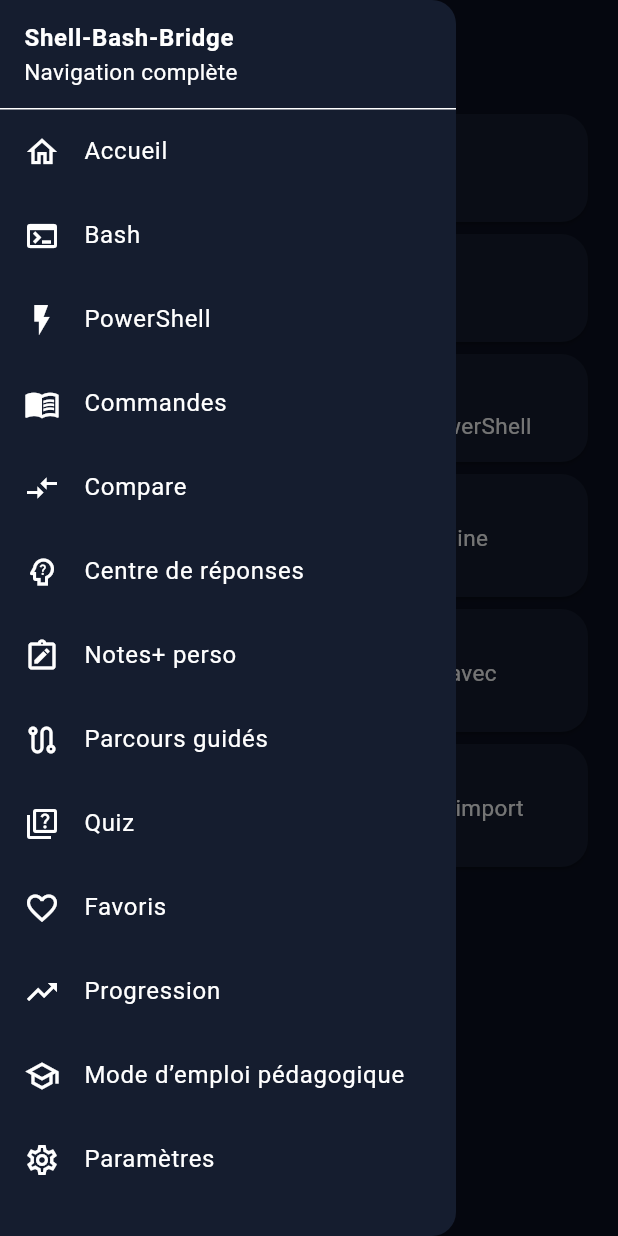
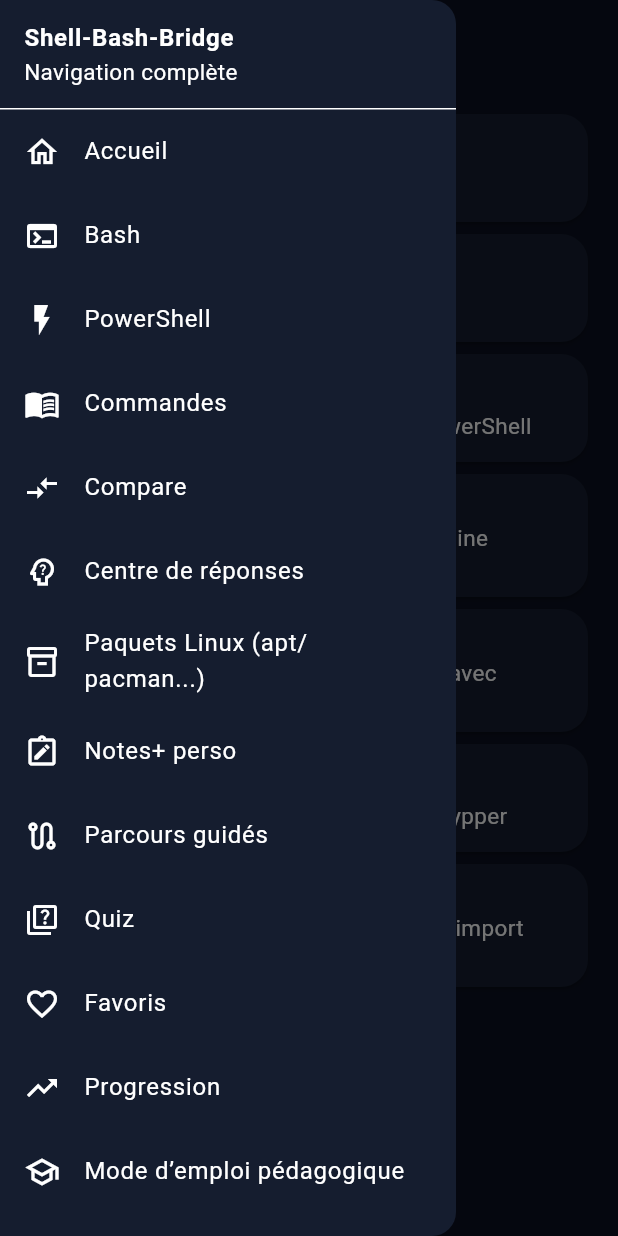
Before and after one commit to stephaneG-frep/shell_bash_bridge, a Flutter app: the SettingsScreen screen opened by its route, with the side drawer open, on a phone screen of 412 x 824 dp. Run offline on Flutter 3.47's test engine with Material 3 defaults, Android fonts, the phone set to English and light mode, and no system bars; our stand-ins replace flutter_riverpod, go_router, shared_preferences; accounts and stored records are empty; Roboto replaces fonts that are missing (SF Pro Display).

Commit message:
par distrib linux

```diff
--- a/lib/app/router.dart
+++ b/lib/app/router.dart
@@ -8,6 +8,7 @@ import '../features/compare/presentation/compare_screen.dart';
 import '../features/favorites/presentation/favorites_screen.dart';
 import '../features/home/presentation/home_screen.dart';
 import '../features/guide/presentation/guide_screen.dart';
+import '../features/distros/presentation/linux_package_managers_screen.dart';
 import '../features/notes/presentation/notes_plus_screen.dart';
 import '../features/paths/presentation/learning_paths_screen.dart';
 import '../features/progress/presentation/progress_screen.dart';
@@ -76,6 +77,10 @@ final appRouter = GoRouter(
     ),
     GoRoute(path: '/guide', builder: (context, state) => const GuideScreen()),
     GoRoute(
+      path: '/linux-packages',
+      builder: (context, state) => const LinuxPackageManagersScreen(),
+    ),
+    GoRoute(
       path: '/notes',
       builder: (context, state) => const NotesPlusScreen(),
     ),
--- a/lib/core/widgets/app_drawer.dart
+++ b/lib/core/widgets/app_drawer.dart
@@ -48,6 +48,11 @@ class AppDrawer extends StatelessWidget {
               label: 'Centre de réponses',
               icon: Icons.psychology_alt_outlined,
               route: '/answers',
+            ),
+            _DrawerLink(
+              label: 'Paquets Linux (apt/pacman...)',
+              icon: Icons.inventory_2_outlined,
+              route: '/linux-packages',
             ),
             _DrawerLink(
               label: 'Notes+ perso',
--- /dev/null
+++ b/lib/features/distros/data/mock_package_actions.dart
@@ -0,0 +1,129 @@
+import '../domain/package_action.dart';
+
+const mockPackageActions = <PackageAction>[
+  PackageAction(
+    id: 'update_index',
+    action: 'Mettre à jour l’index des paquets',
+    description: 'Récupère la dernière liste de paquets disponibles.',
+    commands: {
+      'APT (Debian/Ubuntu)': 'sudo apt update',
+      'Pacman (Arch)': 'sudo pacman -Sy',
+      'DNF (Fedora/RHEL)': 'sudo dnf check-update',
+      'Zypper (openSUSE)': 'sudo zypper refresh',
+    },
+  ),
+  PackageAction(
+    id: 'upgrade_all',
+    action: 'Mettre à jour tous les paquets',
+    description: 'Applique les mises à jour système disponibles.',
+    commands: {
+      'APT (Debian/Ubuntu)': 'sudo apt upgrade -y',
+      'Pacman (Arch)': 'sudo pacman -Syu',
+      'DNF (Fedora/RHEL)': 'sudo dnf upgrade -y',
+      'Zypper (openSUSE)': 'sudo zypper update -y',
+    },
+    tip: 'Sur Arch, `-Syu` est la séquence standard complète.',
+  ),
+  PackageAction(
+    id: 'install_package',
+    action: 'Installer un paquet',
+    description: 'Installe un logiciel depuis les dépôts.',
+    commands: {
+      'APT (Debian/Ubuntu)': 'sudo apt install <paquet>',
+      'Pacman (Arch)': 'sudo pacman -S <paquet>',
+      'DNF (Fedora/RHEL)': 'sudo dnf install <paquet>',
+      'Zypper (openSUSE)': 'sudo zypper install <paquet>',
+    },
+  ),
+  PackageAction(
+    id: 'remove_package',
+    action: 'Supprimer un paquet',
+    description: 'Désinstalle un logiciel.',
+    commands: {
+      'APT (Debian/Ubuntu)': 'sudo apt remove <paquet>',
+      'Pacman (Arch)': 'sudo pacman -R <paquet>',
+      'DNF (Fedora/RHEL)': 'sudo dnf remove <paquet>',
+      'Zypper (openSUSE)': 'sudo zypper remove <paquet>',
+    },
+  ),
+  PackageAction(
+    id: 'remove_with_deps',
+    action: 'Supprimer paquet + dépendances inutiles',
+    description: 'Nettoie plus en profondeur les paquets orphelins.',
+    commands: {
+      'APT (Debian/Ubuntu)': 'sudo apt autoremove -y',
+      'Pacman (Arch)': 'sudo pacman -Rns <paquet>',
+      'DNF (Fedora/RHEL)': 'sudo dnf autoremove -y',
+      'Zypper (openSUSE)': 'sudo zypper remove --clean-deps <paquet>',
+    },
+  ),
+  PackageAction(
+    id: 'search_package',
+    action: 'Rechercher un paquet',
+    description: 'Trouve un paquet par nom ou mot-clé.',
+    commands: {
+      'APT (Debian/Ubuntu)': 'apt search <mot-cle>',
+      'Pacman (Arch)': 'pacman -Ss <mot-cle>',
+      'DNF (Fedora/RHEL)': 'dnf search <mot-cle>',
+      'Zypper (openSUSE)': 'zypper search <mot-cle>',
+    },
+  ),
+  PackageAction(
+    id: 'show_info',
+    action: 'Afficher infos d’un paquet',
+    description: 'Montre version, description et détails.',
+    commands: {
+      'APT (Debian/Ubuntu)': 'apt show <paquet>',
+      'Pacman (Arch)': 'pacman -Si <paquet>',
+      'DNF (Fedora/RHEL)': 'dnf info <paquet>',
+      'Zypper (openSUSE)': 'zypper info <paquet>',
+    },
+  ),
+  PackageAction(
+    id: 'list_installed',
+    action: 'Lister les paquets installés',
+    description: 'Affiche tous les paquets présents sur le système.',
+    commands: {
+      'APT (Debian/Ubuntu)': 'apt list --installed',
+      'Pacman (Arch)': 'pacman -Q',
+      'DNF (Fedora/RHEL)': 'dnf list installed',
+      'Zypper (openSUSE)': 'zypper se --installed-only',
+    },
+  ),
+  PackageAction(
+    id: 'clean_cache',
+    action: 'Nettoyer le cache des paquets',
+    description: 'Libère de l’espace disque utilisé par les caches.',
+    commands: {
+      'APT (Debian/Ubuntu)': 'sudo apt clean',
+      'Pacman (Arch)': 'sudo pacman -Scc',
+      'DNF (Fedora/RHEL)': 'sudo dnf clean all',
+      'Zypper (openSUSE)': 'sudo zypper clean -a',
+    },
+    tip: 'Sur Pacman, `-Scc` supprime agressivement le cache.',
+  ),
+  PackageAction(
+    id: 'reinstall_package',
+    action: 'Réinstaller un paquet',
+    description:
+        'Réinstalle un paquet pour corriger une installation corrompue.',
+    commands: {
+      'APT (Debian/Ubuntu)': 'sudo apt install --reinstall <paquet>',
+      'Pacman (Arch)': 'sudo pacman -S <paquet>',
+      'DNF (Fedora/RHEL)': 'sudo dnf reinstall <paquet>',
+      'Zypper (openSUSE)': 'sudo zypper install --force <paquet>',
+    },
+  ),
+  PackageAction(
+    id: 'rollback_version',
+    action: 'Downgrade (si disponible)',
+    description: 'Revenir à une version précédente lorsque possible.',
+    commands: {
+      'APT (Debian/Ubuntu)': 'sudo apt install <paquet>=<version>',
+      'Pacman (Arch)':
+          'sudo pacman -U /var/cache/pacman/pkg/<pkg-old>.pkg.tar.zst',
+      'DNF (Fedora/RHEL)': 'sudo dnf downgrade <paquet>',
+      'Zypper (openSUSE)': 'sudo zypper install --oldpackage <paquet>',
+    },
+  ),
+];
--- a/lib/features/settings/presentation/settings_screen.dart
+++ b/lib/features/settings/presentation/settings_screen.dart
@@ -42,6 +42,12 @@ class SettingsScreen extends StatelessWidget {
             onTap: () => context.go('/guide'),
           ),
           _SettingTile(
+            title: 'Commandes paquets Linux',
+            subtitle: 'Équivalences apt, pacman, dnf, zypper',
+            icon: Icons.inventory_2_outlined,
+            onTap: () => context.go('/linux-packages'),
+          ),
+          _SettingTile(
             title: 'Notes+ perso',
             subtitle: 'Notes globales, snippets, export/import JSON',
             icon: Icons.note_alt_outlined,
```
Also changed, not shown: lib/features/distros/domain/package_action.dart (added, +15 -0 lines), lib/features/distros/presentation/linux_package_managers_screen.dart (added, +71 -0 lines), lib/features/distros/presentation/widgets/package_action_card.dart (added, +83 -0 lines).
